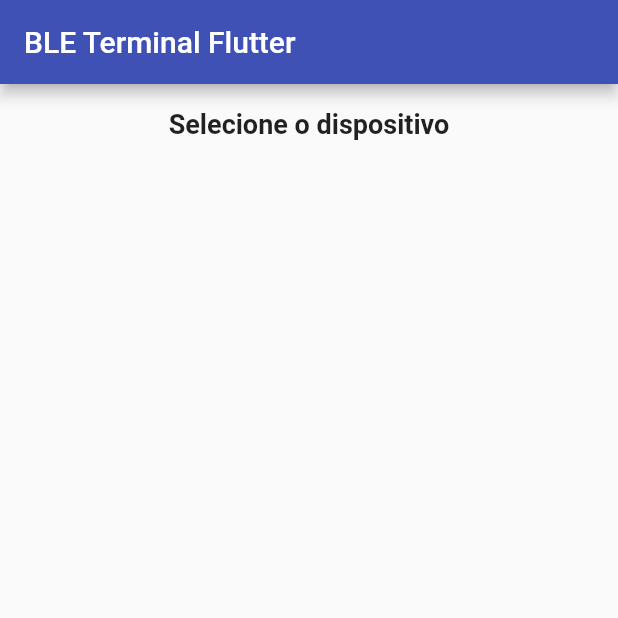
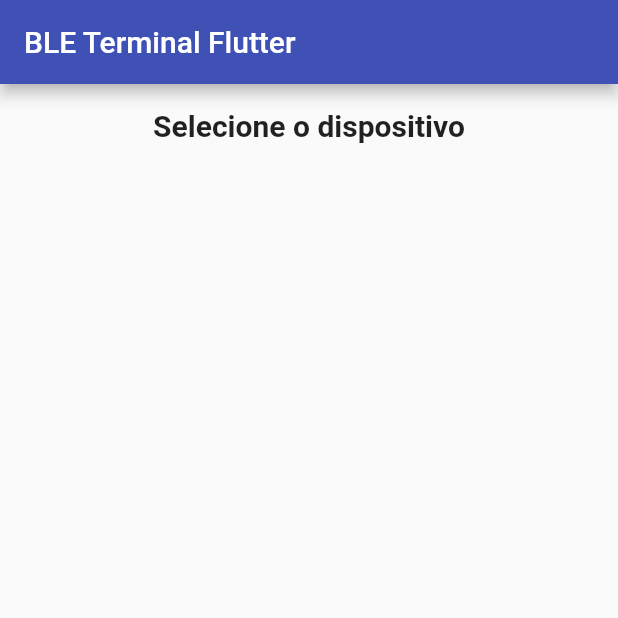
Before and after one commit to guilhermemontanher/bluetooth_terminal_flutter, a Flutter app: the screen it shows after launch, on a phone screen of 412 x 824 dp, the top half of it. Run offline on Flutter 3.47's test engine with Material 2 defaults, Android fonts, the phone set to English and light mode, and no system bars; our stand-ins replace flutter_blue.

Commit message:
Update new

```diff
--- a/lib/main.dart
+++ b/lib/main.dart
@@ -88,7 +88,7 @@ class _MyHomePageState extends State<MyHomePage> {
           child: Text(
             "Selecione o dispositivo",
             style: TextStyle(
-              fontSize: 18,
+              fontSize: 20,
               fontWeight: FontWeight.bold,
             ),
           ),
```
Also changed, not shown: lib/TerminalPage.dart (+9 -5 lines).
